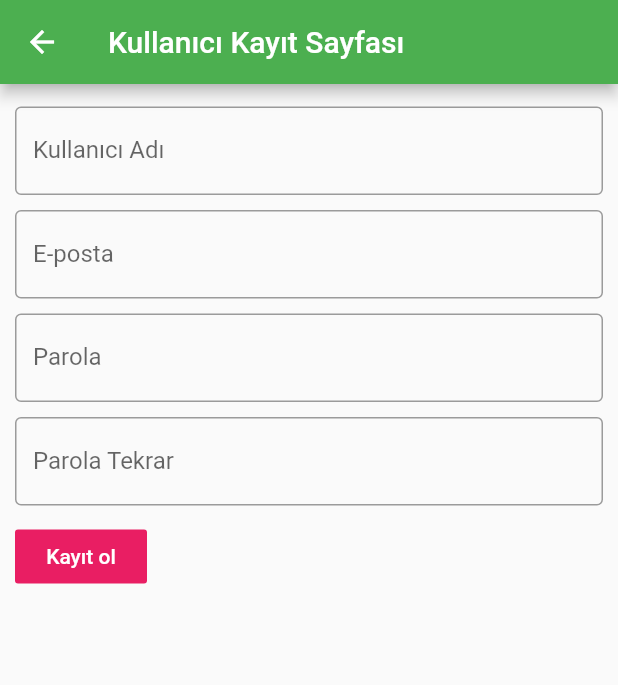
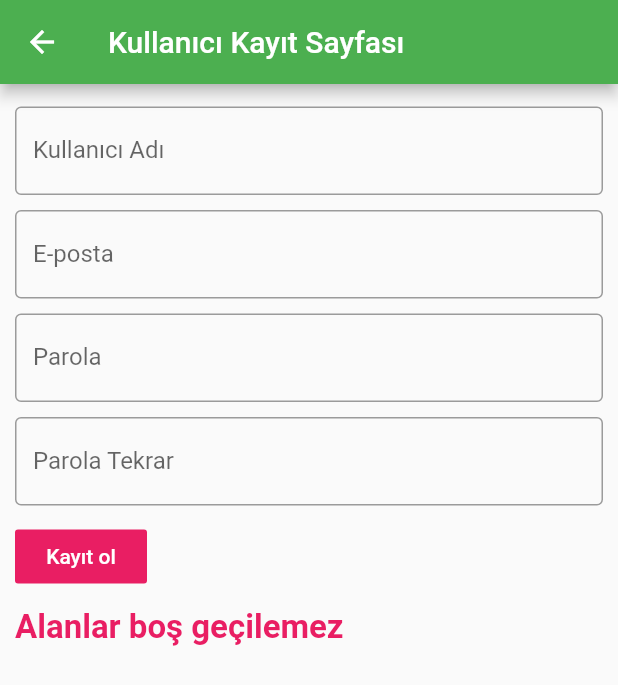
Before and after one commit to berkayismus/book_database, a Flutter app: the RegisterScreen screen opened by its route, after a tap on "Kayıt ol", on a phone screen of 412 x 824 dp. Shown: the top 685 px of the screen. Run offline on Flutter 3.47's test engine with Material 2 defaults, Android fonts, the phone set to English and light mode, and no system bars; our stand-ins replace shared_preferences; accounts and stored records are empty.

Commit message:
user register bugs fixed

```diff
--- a/lib/data/api/user_api.dart
+++ b/lib/data/api/user_api.dart
@@ -30,8 +30,7 @@ class UserApi{
     };
     var response = await http.post(baseUrl+"/ibdb/user/register/index.php",body: data);
     if(response.statusCode == 200){
-      var jsonData = jsonDecode(response.body);
-      return jsonData;
+      return response;
     } else{
       throw("Kayıt olunurken hata");
     }
--- a/lib/screen/login_screen.dart
+++ b/lib/screen/login_screen.dart
@@ -1,4 +1,4 @@
-import 'package:book_database/widgets/main_widgets.dart';
+import 'package:book_database/widgets/login_widgets.dart';
 import 'package:flutter/material.dart';
 
 class LoginScreen extends StatefulWidget {
@@ -23,7 +23,7 @@ class _LoginScreenState extends State<LoginScreen> {
         title: Text("Book DB Ana Sayfa"),
       ),
 
-      body: MainWidgets(),
+      body: LoginWidgets(),
     );
   }
 }
--- a/lib/widgets/register_widgets.dart
+++ b/lib/widgets/register_widgets.dart
@@ -1,3 +1,5 @@
+import 'dart:convert';
+
 import 'package:book_database/data/api/user_api.dart';
 import 'package:book_database/models/user.dart';
 import 'package:flutter/cupertino.dart';
@@ -150,16 +152,26 @@ class _RegisterWidgetsState extends State<RegisterWidgets> {
 
 
   void _registerButtonClicked() async {
-    debugPrint("Kayıt butonuna basıldı");
     // girilen iki password eşleşiyor mu
     bool passControl = userPasswordControl();
     if(passControl){
       // kayıt gerçekleştir
-      var user = User.forRegister(_userNameController.text,_userEmailController.text,_userPasswordController.text);
-      var jsonResponse = await UserApi.userRegister(user);
-      setState(() {
-        message = jsonResponse["message"];
-      });
+      String userName = _userNameController.text;
+      String userEmail = _userEmailController.text;
+      String userPassword = _userPasswordController.text;
+      if(userName.isNotEmpty && userEmail.isNotEmpty && userPassword.isNotEmpty){
+        var user = User.forRegister(userName,userEmail,userPassword);
+        UserApi.userRegister(user).then((response) {
+          setState(() {
+            var jsonData = jsonDecode(response.body);
+            message = jsonData["message"];
+          });
+        });
+      } else{
+        setState(() {
+          message = "Alanlar boş geçilemez";
+        });
+      }
     } else{
       setState(() {
         message = "Girdiğiniz iki parola eşleşmelidir";
@@ -180,9 +192,17 @@ class _RegisterWidgetsState extends State<RegisterWidgets> {
       padding: EdgeInsets.only(top: filedPaddingSpace,bottom: filedPaddingSpace),
       child: Row(
         children: <Widget>[
-          Text(message),
+          Text(message,style: _customTextStyle(),),
         ],
       ),
     );
   }
+
+  _customTextStyle() {
+    return TextStyle(
+      color: Colors.pink,
+      fontSize: 22,
+      fontWeight: FontWeight.bold,
+    );
+  }
 }
```
Also changed, not shown: lib/widgets/login_widgets.dart (renamed from lib/widgets/main_widgets.dart, +12 -4 lines).
